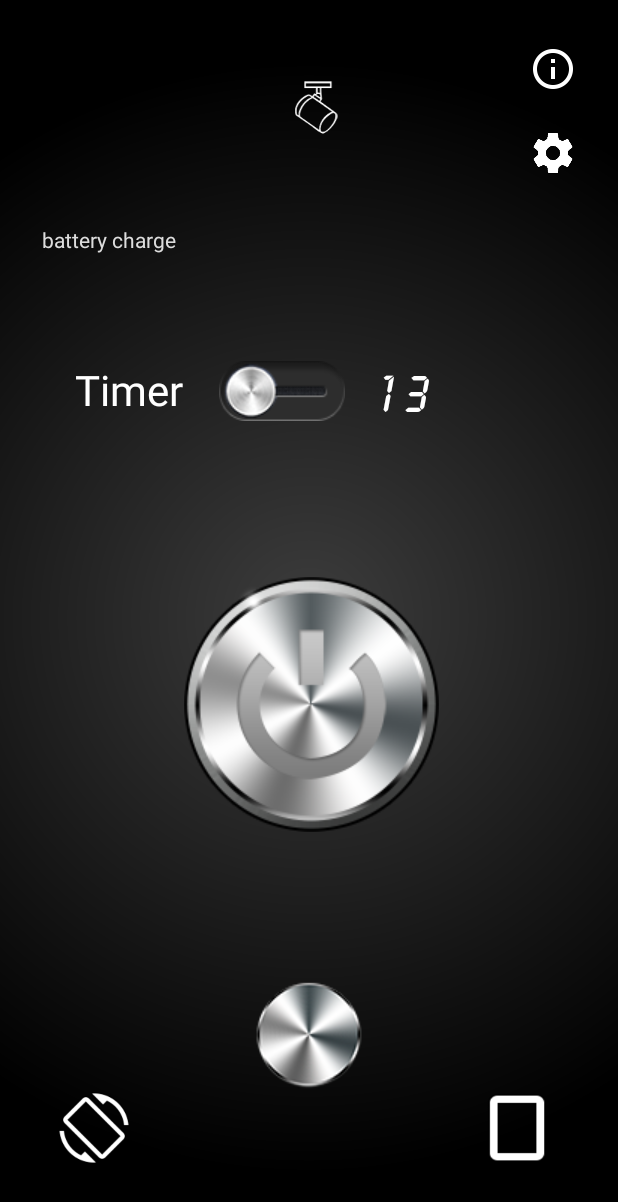
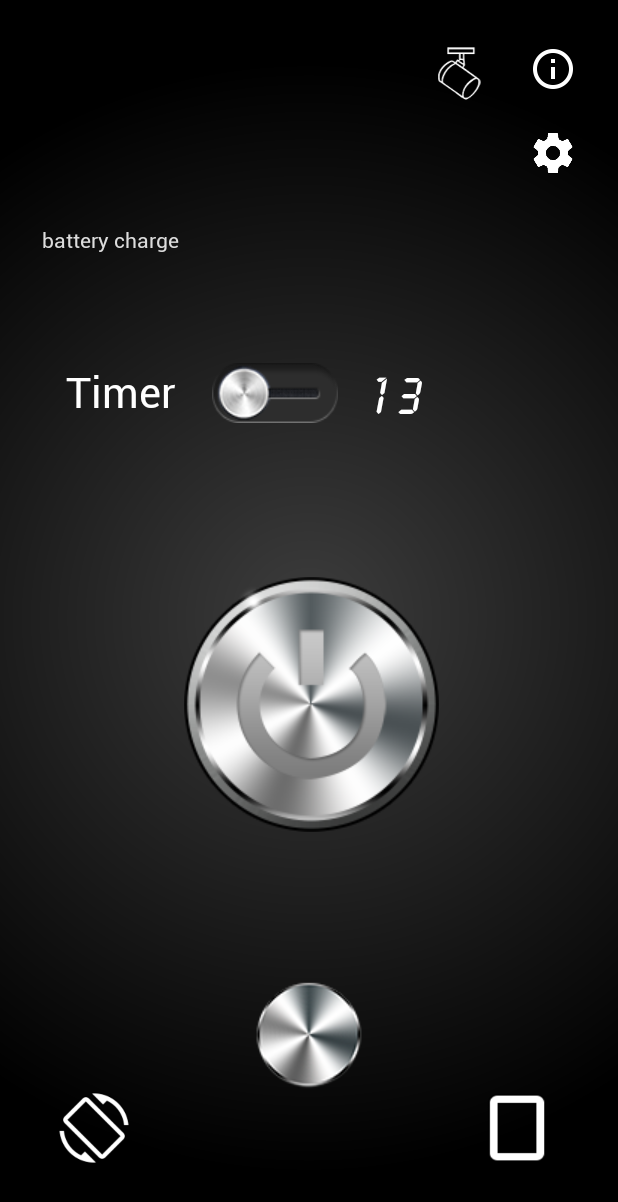
Before and after one commit to Dim02-hyperskill/FlashLight.6.0.1, an Android app: the screen it shows after launch (MainActivity), on a phone screen of 412 x 824 dp. Shown: the top 1202 px of the screen. Run offline under Robolectric (Android 15) with nearby library versions, the phone set to English and light mode, and no system bars.

```diff
--- a/app/src/main/java/ru/adminrugraphics/flashlight/StroboActivity.java
+++ b/app/src/main/java/ru/adminrugraphics/flashlight/StroboActivity.java
@@ -115,7 +115,7 @@
         // endregion
 
 
-}
+    }
 
     private void jop_first_1() {
         handler.removeCallbacksAndMessages(null);
--- a/app/src/main/res/layout/activity_main.xml
+++ b/app/src/main/res/layout/activity_main.xml
@@ -12,20 +12,24 @@
 
     <LinearLayout
         android:focusable="true"
+        android:background="#00000000"
+        style="none"
+        android:id="@+id/ll_001"
         android:focusableInTouchMode="true"
         android:layout_width="1dp"
         android:layout_height="1dp"
         android:orientation="horizontal"
         app:layout_constraintBottom_toBottomOf="parent"
         app:layout_constraintEnd_toEndOf="parent"
-        app:layout_constraintHorizontal_bias="0.039"
+        app:layout_constraintHorizontal_bias="0"
         app:layout_constraintStart_toStartOf="parent"
         app:layout_constraintTop_toTopOf="parent"
-        app:layout_constraintVertical_bias="0.008" />
+        app:layout_constraintVertical_bias="0" />
 
 
     <EditText
         android:id="@+id/edText"
+        android:autofillHints="none"
         android:layout_width="88dp"
         android:layout_height="57dp"
         android:layout_marginStart="20dp"
@@ -128,6 +132,7 @@
 
     <TextView
         android:id="@+id/tv_bat_tint"
+        android:fontFamily="@font/roboto"
         android:layout_width="wrap_content"
         android:layout_height="19dp"
         android:layout_marginStart="28dp"
@@ -201,15 +206,15 @@
         android:id="@+id/textView"
         android:layout_width="wrap_content"
         android:layout_height="wrap_content"
+        android:layout_marginStart="44dp"
+        android:fontFamily="@font/roboto"
         android:text="@string/timer"
         android:textColor="@color/white"
         android:textSize="28sp"
         app:layout_constraintBottom_toBottomOf="parent"
-        app:layout_constraintEnd_toEndOf="parent"
-        app:layout_constraintHorizontal_bias="0.147"
         app:layout_constraintStart_toStartOf="parent"
         app:layout_constraintTop_toTopOf="parent"
-        app:layout_constraintVertical_bias="0.306" />
+        app:layout_constraintVertical_bias="0.308" />
 
     <ImageButton
         android:id="@+id/ib_strobo"
@@ -222,10 +227,10 @@
         android:scaleY="0.5"
         app:layout_constraintBottom_toBottomOf="parent"
         app:layout_constraintEnd_toEndOf="parent"
-        app:layout_constraintHorizontal_bias="0.513"
+        app:layout_constraintHorizontal_bias="0.782"
         app:layout_constraintStart_toStartOf="parent"
         app:layout_constraintTop_toTopOf="parent"
-        app:layout_constraintVertical_bias="0.049"
+        app:layout_constraintVertical_bias="0.019"
         app:srcCompat="@drawable/strobo" />
 
 
```
Also changed, not shown: app/src/main/res/layout/activity_strobo.xml (+8 -2 lines), app/src/main/res/font/roboto.ttf (added).
